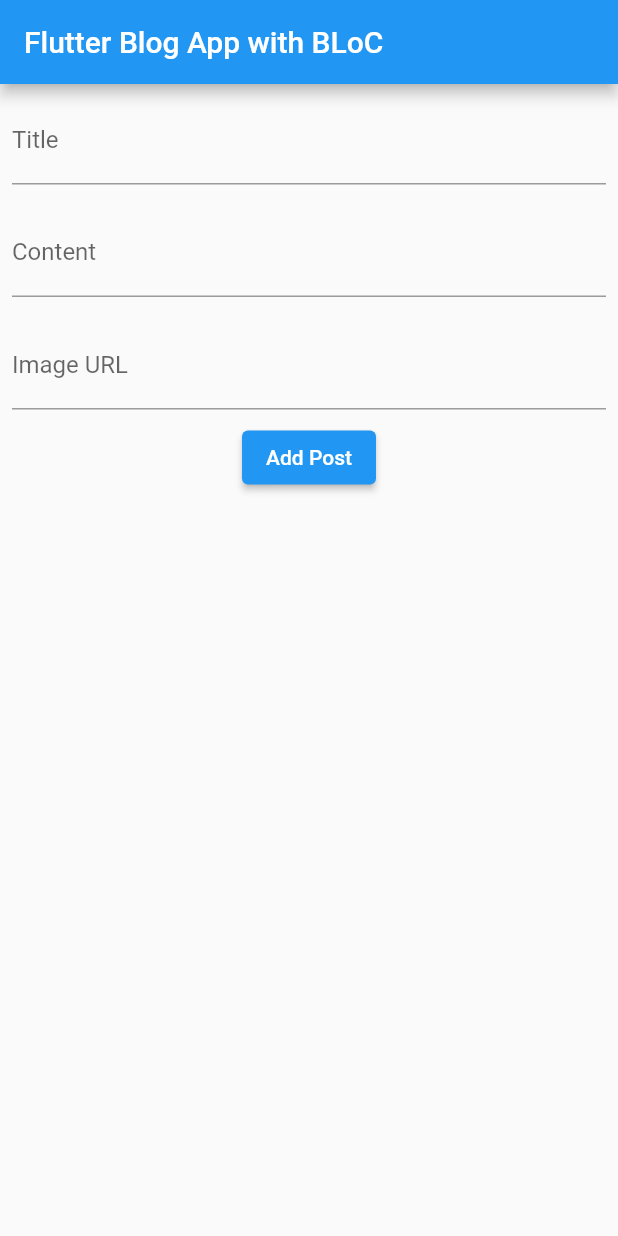
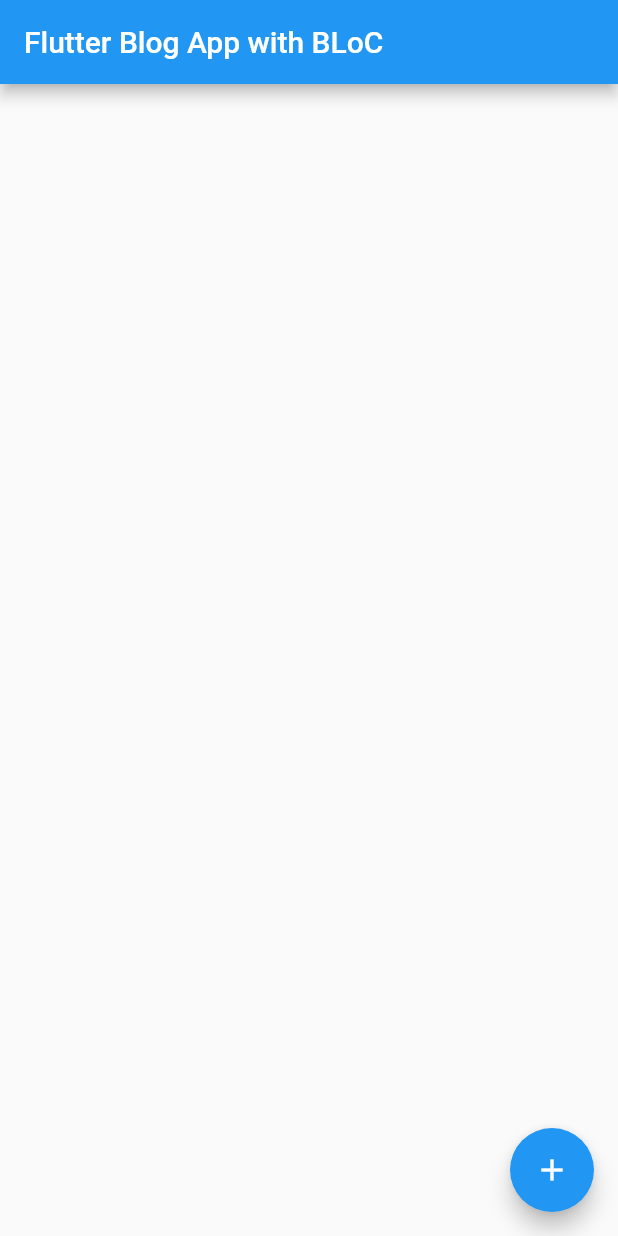
Before and after one commit to binodcoder/7cc012_coursework, a Flutter app: the screen it shows after launch, on a phone screen of 412 x 824 dp. Run offline on Flutter 3.47's test engine with Material 2 defaults, Android fonts, the phone set to English and light mode, and no system bars; our stand-ins replace bloc, flutter_bloc, sqflite; accounts and stored records are empty.

Commit message:
floating action button to navigate to add post page

```diff
--- a/lib/bloc/post_bloc.dart
+++ b/lib/bloc/post_bloc.dart
@@ -1,7 +1,6 @@
 import 'package:bloc/bloc.dart';
 import 'package:my_blog_bloc/bloc/post_event.dart';
 import 'package:my_blog_bloc/bloc/post_state.dart';
-
 import '../model/post_model.dart';
 
 class PostBloc extends Bloc<PostEvent, PostState> {
--- a/lib/bloc/post_event.dart
+++ b/lib/bloc/post_event.dart
@@ -1,4 +1,3 @@
-
 import '../model/post_model.dart';
 
 abstract class PostEvent {}
--- a/lib/bloc/post_state.dart
+++ b/lib/bloc/post_state.dart
@@ -2,9 +2,7 @@ import '../model/post_model.dart';
 
 class PostState {
   final List<Post> posts;
-
   PostState(this.posts);
-
   PostState copyWith({List<Post>? posts}) {
     return PostState(posts ?? this.posts);
   }
--- a/lib/main.dart
+++ b/lib/main.dart
@@ -1,19 +1,23 @@
 import 'package:flutter/material.dart';
 import 'package:flutter_bloc/flutter_bloc.dart';
+import 'package:my_blog_bloc/resources/strings_manager.dart';
 import 'package:my_blog_bloc/ui/post.dart';
 import 'bloc/post_bloc.dart';
 
 void main() {
-  runApp(MyApp());
+  runApp(const MyApp());
 }
 
 class MyApp extends StatelessWidget {
+  const MyApp({super.key});
+
   @override
   Widget build(BuildContext context) {
     return BlocProvider(
       create: (context) => PostBloc(),
       child: MaterialApp(
-        title: 'Flutter Blog App with BLoC',
+        debugShowCheckedModeBanner: false,
+        title: AppStrings.titleLabel,
         home: HomeScreen(),
       ),
     );
--- a/lib/resources/strings_manager.dart
+++ b/lib/resources/strings_manager.dart
@@ -1,3 +1,15 @@
 class AppStrings {
   static const String noRouteFound = "No Route Found";
+  static const String titleLabel = "Flutter Blog App with BLoC";
+  static const String title = "Title";
+  static const String content = "Content";
+  static const String imageURL = "Image URL";
+  static const String addPost = "Add Post";
+  static const String updatePost = "Update Post";
+  static const String error = "Error";
+  static const String edit = "Edit";
+  static const String delete = "Delete";
+  static const String editPost = "Edit Post";
+  static const String cancel = "Cancel";
+  static const String save = "Save";
 }
--- a/lib/ui/post.dart
+++ b/lib/ui/post.dart
@@ -1,5 +1,7 @@
 import 'package:flutter/material.dart';
 import 'package:flutter_bloc/flutter_bloc.dart';
+import 'package:my_blog_bloc/resources/strings_manager.dart';
+import 'package:my_blog_bloc/ui/post_add.dart';
 import '../bloc/post_bloc.dart';
 import '../bloc/post_event.dart';
 import '../bloc/post_state.dart';
@@ -7,81 +9,41 @@ import '../db/db_helper.dart';
 import '../model/post_model.dart';
 
 class HomeScreen extends StatelessWidget {
-  final TextEditingController titleController = TextEditingController();
-  final TextEditingController contentController = TextEditingController();
-  final TextEditingController imageController = TextEditingController();
+  HomeScreen({super.key});
 
   final DatabaseHelper dbHelper = DatabaseHelper();
-
-  HomeScreen({super.key});
-
   @override
   Widget build(BuildContext context) {
     var postBloc = BlocProvider.of<PostBloc>(context);
 
     return Scaffold(
+      floatingActionButton: FloatingActionButton(
+        backgroundColor: Colors.blue,
+        child: const Icon(Icons.add),
+        onPressed: () {
+          Navigator.push(
+            context,
+            MaterialPageRoute(
+              builder: (BuildContext context) => AddPost(),
+              fullscreenDialog: true,
+            ),
+          );
+        },
+      ),
       appBar: AppBar(
-          title: Text('Flutter Blog App with BLoC'),
+        title: const Text(AppStrings.titleLabel),
       ),
-        body: Column(children: [
-          Padding(
-            padding: const EdgeInsets.all(8.0),
-            child: TextField(
-              controller: titleController,
-              decoration: InputDecoration(labelText: 'Title'),
-            ),
-          ),
-          Padding(
-            padding: const EdgeInsets.all(8.0),
-            child: TextField(
-              controller: contentController,
-              decoration: InputDecoration(labelText: 'Content'),
-            ),
-          ),
-          Padding(
-            padding: const EdgeInsets.all(8.0),
-            child: TextField(
-              controller: imageController,
-              decoration: InputDecoration(labelText: 'Image URL'),
-            ),
-          ),
-          ElevatedButton(
-            onPressed: () async {
-              var title = titleController.text;
-              var content = contentController.text;
-              var imageUrl = imageController.text;
-
-              if (title.isNotEmpty && content.isNotEmpty) {
-                var newPost = Post(
-                  DateTime.now().toString(), // Using timestamp as a unique identifier
-                  title,
-                  content,
-                  imageUrl,
-                );
-                // Save post to local database
-                await dbHelper.insertPost(newPost);
-                postBloc.add(AddPostEvent(newPost));
-
-                titleController.clear();
-                contentController.clear();
-                imageController.clear();
-              }
-            },
-            child: Text('Add Post'),
-          ),
-          BlocBuilder<PostBloc, PostState>(
+      body: BlocBuilder<PostBloc, PostState>(
         builder: (context, state) {
-              return Expanded(
-                child: FutureBuilder<List<Post>>(
+          return FutureBuilder<List<Post>>(
             future: dbHelper.getPosts(),
             builder: (context, snapshot) {
               if (snapshot.connectionState == ConnectionState.waiting) {
-                      return CircularProgressIndicator();
+                return const CircularProgressIndicator();
               } else if (snapshot.hasError) {
-                      return Text('Error: ${snapshot.error}');
+                return Text('${AppStrings.error}: ${snapshot.error}');
               } else {
                 var posts = snapshot.data as List<Post>;
-
                 return ListView.builder(
                   itemCount: posts.length,
                   itemBuilder: (context, index) {
@@ -102,16 +64,24 @@ class HomeScreen extends StatelessWidget {
                             children: [
                               TextButton(
                                 onPressed: () {
-                                        _navigateToEditScreen(context, post);
+                                  Navigator.push(
+                                    context,
+                                    MaterialPageRoute(
+                                      builder: (BuildContext context) => AddPost(
+                                        post: post,
+                                      ),
+                                      fullscreenDialog: true,
+                                    ),
+                                  );
                                 },
-                                      child: Text('Edit'),
+                                child: const Text(AppStrings.edit),
                               ),
                               TextButton(
                                 onPressed: () async {
                                   await dbHelper.deletePost(post.id);
                                   postBloc.add(DeletePostEvent(post.id));
                                 },
-                                      child: Text('Delete'),
+                                child: const Text(AppStrings.delete),
                               ),
                             ],
                           ),
@@ -122,72 +92,72 @@ class HomeScreen extends StatelessWidget {
                 );
               }
             },
+          );
+        },
       ),
     );
-            },
-          )
-        ]));
   }
 
   // Function to navigate to Edit Screen
-  void _navigateToEditScreen(BuildContext context, Post post) {
-    titleController.text = post.title;
-    contentController.text = post.content;
-    imageController.text = post.imageUrl;
+//   void _navigateToEditScreen(BuildContext context, Post post) {
+//     titleController.text = post.title;
+//     contentController.text = post.content;
+//     imageController.text = post.imageUrl;
 
-    showDialog(
-      context: context,
-      builder: (BuildContext context) {
-        return AlertDialog(
-          title: Text('Edit Post'),
-          content: Column(
-            children: [
-              TextField(
-                controller: titleController,
-                decoration: InputDecoration(labelText: 'Title'),
-              ),
-              TextField(
-                controller: contentController,
-                decoration: InputDecoration(labelText: 'Content'),
-              ),
-              TextField(
-                controller: imageController,
-                decoration: InputDecoration(labelText: 'Image URL'),
-              ),
-            ],
-          ),
-          actions: [
-            TextButton(
-              onPressed: () {
-                Navigator.pop(context);
-              },
-              child: Text('Cancel'),
-            ),
-            TextButton(
-              onPressed: () async {
-                var updatedPost = Post(
-                  post.id,
-                  titleController.text,
-                  contentController.text,
-                  imageController.text,
-                );
+//     showDialog(
+//       context: context,
+//       builder: (BuildContext context) {
+//         return AlertDialog(
+//           title: const Text(AppStrings.editPost),
+//           content: Column(
+//             children: [
+//               TextField(
+//                 controller: titleController,
+//                 decoration: const InputDecoration(labelText: AppStrings.title),
+//               ),
+//               TextField(
+//                 controller: contentController,
+//                 decoration: const InputDecoration(labelText: AppStrings.content),
+//               ),
+//               TextField(
+//                 controller: imageController,
+//                 decoration: const InputDecoration(labelText: AppStrings.imageURL),
+//               ),
+//             ],
+//           ),
+//           actions: [
+//             TextButton(
+//               onPressed: () {
+//                 Navigator.pop(context);
+//               },
+//               child: const Text(AppStrings.cancel),
+//             ),
+//             TextButton(
+//               onPressed: () async {
+//                 var updatedPost = Post(
+//                   post.id,
+//                   titleController.text,
+//                   contentController.text,
+//                   imageController.text,
+//                 );
 
-                // Update post in local database
-                await dbHelper.updatePost(updatedPost);
+//                 // Update post in local database
+//                 await dbHelper.updatePost(updatedPost);
 
-                // Update post in BLoC state
-                BlocProvider.of<PostBloc>(context).add(UpdatePostEvent(updatedPost));
+//                 // Update post in BLoC state
 
-                titleController.clear();
-                contentController.clear();
-                imageController.clear();
-                Navigator.pop(context);
-              },
-              child: Text('Save'),
-            ),
-          ],
-        );
-      },
-    );
+//                 BlocProvider.of<PostBloc>(context).add(UpdatePostEvent(updatedPost));
+
+//                 titleController.clear();
+//                 contentController.clear();
+//                 imageController.clear();
+//                 Navigator.pop(context);
+//               },
+//               child: const Text(AppStrings.save),
+//             ),
+//           ],
+//         );
+//       },
+//     );
+//   }
 }
-}
```
Also changed, not shown: lib/ui/post_add.dart (added, +97 -0 lines), lib/resources/values_manager.dart (line endings or trailing spaces). Lines whose indentation alone changed are shown as unchanged.
